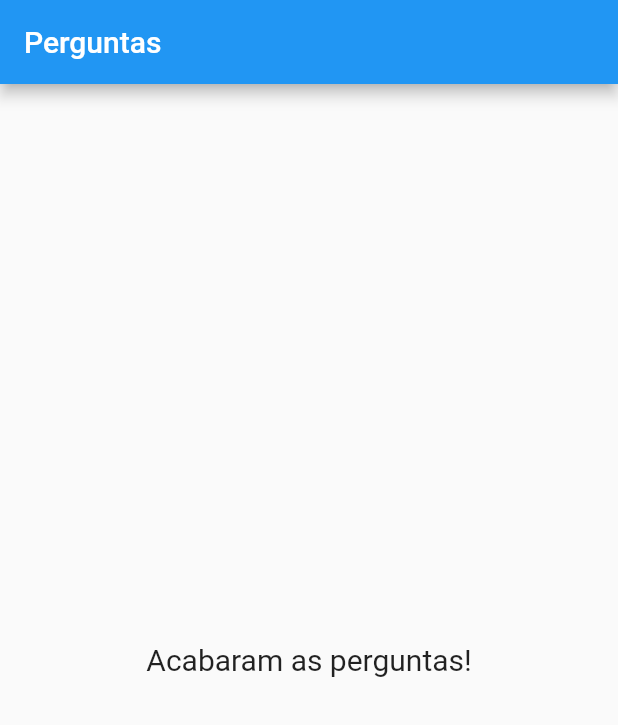
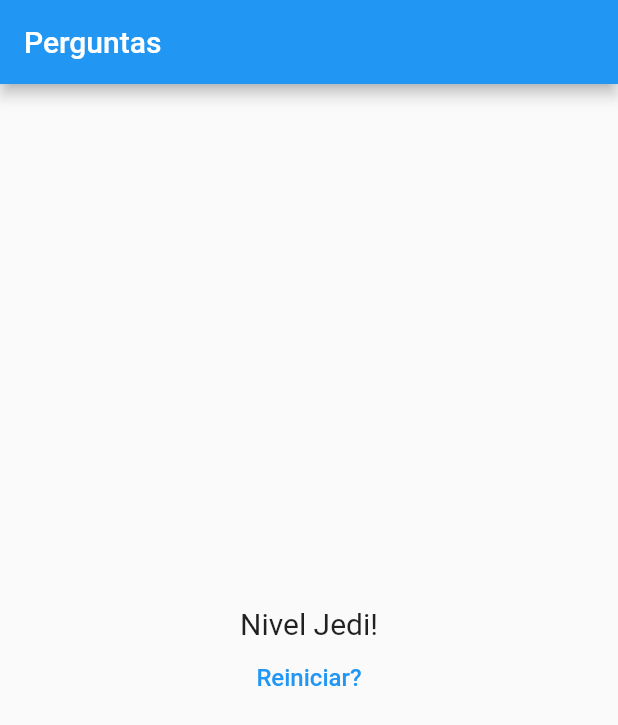
Before and after one commit to leoacostt/projeto_perguntas, a Flutter app: the screen it shows after launch, after a tap on "Preto", after a tap on "Cobra", after a tap on "Breaking Bad", on a phone screen of 412 x 824 dp. Shown: the top 725 px of the screen. Run offline on Flutter 3.47's test engine with Material 2 defaults, Android fonts, the phone set to English and light mode, and no system bars.

Commit message:
pontuação

```diff
--- a/lib/main.dart
+++ b/lib/main.dart
@@ -11,32 +11,51 @@ class PerguntaApp extends StatefulWidget {
 
 class _PerguntaAppState extends State<PerguntaApp> {
   var perguntaSelecionada = 0;
+  var notaTotal = 0;
   final perguntas = [
     {
       'texto': 'Qual é a sua cor favorita?',
-      'respostas': ['Preto', 'Vermelho', 'Verde', 'Branco'],
+      'respostas': [
+        {'texto': 'Preto', 'nota': 10},
+        {'texto': 'Vermelho', 'nota': 5},
+        {'texto': 'Verde', 'nota': 3},
+        {'texto': 'Branco', 'nota': 1}
+      ],
     },
     {
       'texto': 'Qual é o seu animal favorito?',
-      'respostas': ['Celho', 'Cobra', 'Elevante', 'Leão'],
+      'respostas': [
+        {'texto': 'Celho', 'nota': 10},
+        {'texto': 'Cobra', 'nota': 5},
+        {'texto': 'Elevante', 'nota': 3},
+        {'texto': 'Leão', 'nota': 1}
+      ],
     },
     {
       'texto': 'Qual é a sua serie favorita?',
       'respostas': [
-        'Suits',
-        'Game of Thrones',
-        'Breaking Bad',
-        'Peaky Blinders'
+        {'texto': 'Suits', 'nota': 10},
+        {'texto': 'Game of Thrones', 'nota': 5},
+        {'texto': 'Breaking Bad', 'nota': 3},
+        {'texto': 'Peaky Blinders', 'nota': 1},
       ]
     }
   ];
 
-  void responder() {
+  void responder(int pontuacao) {
     if (temPerguntaSelecionada) {
       setState(() {
         perguntaSelecionada++;
+        notaTotal += pontuacao;
       });
     }
+  }
+
+  void reiniciarQuestionario() {
+    setState(() {
+      perguntaSelecionada = 0;
+      notaTotal = 0;
+    });
   }
 
   bool get temPerguntaSelecionada {
@@ -54,8 +73,8 @@ class _PerguntaAppState extends State<PerguntaApp> {
             ? Questionario(
                 perguntaSelecionada: perguntaSelecionada,
                 perguntas: perguntas,
-                responder: responder)
-            : Resultado(),
+                quantoResponder: responder)
+            : Resultado(notaTotal, reiniciarQuestionario),
       ),
     );
   }
--- a/lib/questionario.dart
+++ b/lib/questionario.dart
@@ -5,9 +5,13 @@ import 'package:projeto_perguntas/resposta.dart';
 class Questionario extends StatelessWidget {
   final int perguntaSelecionada;
   final List<Map<String, Object>> perguntas;
-  final void Function() responder;
+  final void Function(int) quantoResponder;
 
-  Questionario({required this.perguntaSelecionada, required this.perguntas, required this.responder});
+  Questionario({
+    required this.perguntaSelecionada,
+    required this.perguntas,
+    required this.quantoResponder
+  });
 
   bool get temPerguntaSelecionada {
     return perguntaSelecionada < perguntas.length;
@@ -15,13 +19,18 @@ class Questionario extends StatelessWidget {
 
   @override
   Widget build(BuildContext context) {
-    List<String> respostas = temPerguntaSelecionada
+    List<Map<String, Object>> respostas = temPerguntaSelecionada
         ? perguntas[perguntaSelecionada].cast()['respostas']
         : [];
     return Column(
-      children: [
+      children: <Widget> [
         Questao(perguntas[perguntaSelecionada]['texto'].toString()),
-        ...respostas.map((t) => Resposta(t, responder)).toList(),
+        ...respostas.map((resp) {
+          return Resposta(
+            resp['texto'].toString(),
+            () => quantoResponder(int.parse(resp['nota'].toString())),
+          );
+        })..toList(),
       ],
     );
   }
--- a/lib/resultado.dart
+++ b/lib/resultado.dart
@@ -1,10 +1,40 @@
 import 'package:flutter/material.dart';
 
 class Resultado extends StatelessWidget {
+  final int pontuacao;
+  final void Function() quantoReiniciarQuestionario;
+
+  Resultado(this.pontuacao, this.quantoReiniciarQuestionario);
+
+  String get fraseResultado {
+    if (pontuacao < 8) {
+      return 'Parabéns!';
+    } else if (pontuacao < 12) {
+      return 'Você é bom!';
+    } else if (pontuacao < 16) {
+      return 'Impressionante!';
+    } else {
+      return 'Nivel Jedi!';
+    }
+  }
+
   @override
   Widget build(BuildContext context) {
-    return Center(
-      child: Text('Acabaram as perguntas!', style: TextStyle(fontSize: 20))
+    return Column(
+      mainAxisAlignment: MainAxisAlignment.center,
+      children: [
+        Center(
+          child: Text(
+            fraseResultado,
+            style: TextStyle(fontSize: 20)
+          )
+        ),
+        TextButton(
+          onPressed: quantoReiniciarQuestionario,
+          child: Text('Reiniciar?',
+          style: TextStyle(fontSize: 16)),
+        )
+      ],
     );
   }
 }
```
